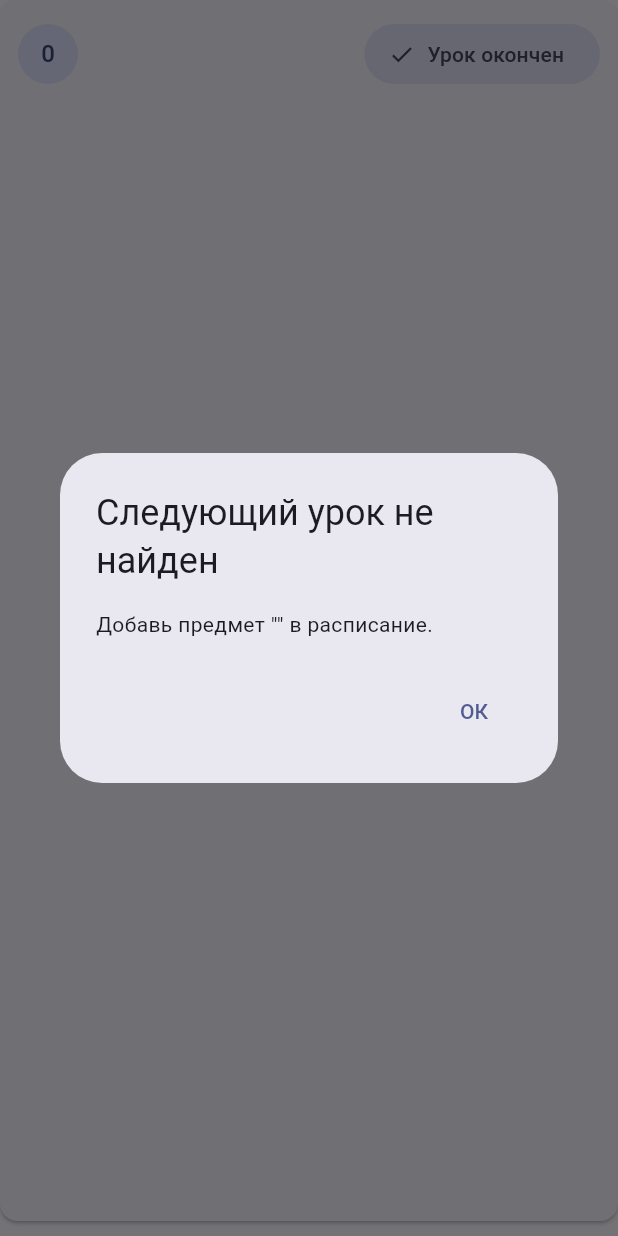
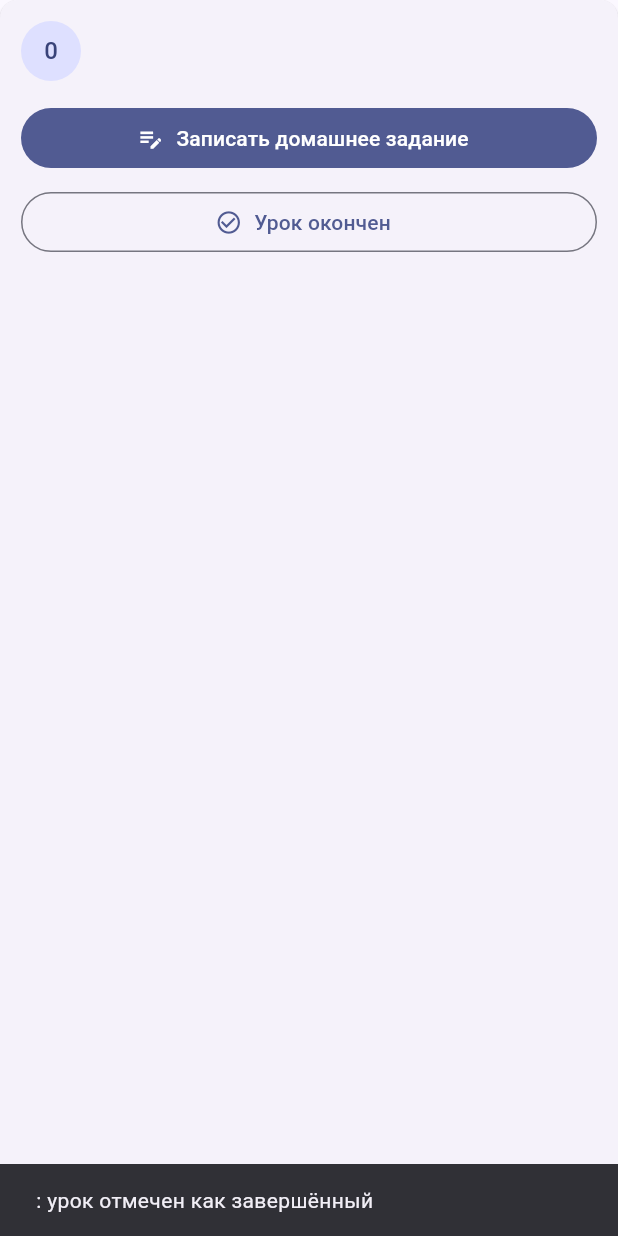
Before and after one commit to rishchev-cpu/-, a Flutter app: the LessonCard widget shown alone on an empty page, opened directly with empty values, after a tap on "Урок окончен", on a phone screen of 412 x 824 dp. Run offline on Flutter 3.47's test engine with Material 3 defaults, Android fonts, the phone set to English and light mode, and no system bars; our stand-ins replace flutter_local_notifications, sqflite, timezone; accounts and stored records are empty.

Commit message:
Update main.dart

```diff
--- a/lib/main.dart
+++ b/lib/main.dart
@@ -12,8 +12,10 @@ Future<void> main() async {
   WidgetsFlutterBinding.ensureInitialized();
   tz.initializeTimeZones();
 
-  const android = AndroidInitializationSettings('@mipmap/ic_launcher');
-  const initSettings = InitializationSettings(android: android);
+  const androidSettings =
+      AndroidInitializationSettings('@mipmap/ic_launcher');
+  const initSettings = InitializationSettings(android: androidSettings);
+
   await notifications.initialize(initSettings);
 
   await notifications
@@ -193,7 +195,6 @@ class AppDb {
         subject: subject.trim(),
       ).toMap()
         ..remove('id');
-
       await db.insert('lessons', data);
     } else {
       await db.update(
@@ -211,24 +212,21 @@ class AppDb {
   }) async {
     final lessons = await allLessons();
 
-    final days = lessons
+    final weekdays = lessons
         .where(
-          (e) =>
-              e.subject.trim().toLowerCase() ==
+          (lesson) =>
+              lesson.subject.trim().toLowerCase() ==
               subject.trim().toLowerCase(),
         )
-        .map((e) => e.weekday)
+        .map((lesson) => lesson.weekday)
         .toSet();
 
-    if (days.isEmpty) return null;
+    if (weekdays.isEmpty) return null;
 
     for (int offset = 1; offset <= 14; offset++) {
-      final candidate =
-          DateTime(from.year, from.month, from.day).add(Duration(days: offset));
-
-      if (days.contains(candidate.weekday)) {
-        return candidate;
-      }
+      final candidate = DateTime(from.year, from.month, from.day)
+          .add(Duration(days: offset));
+      if (weekdays.contains(candidate.weekday)) return candidate;
     }
 
     return null;
@@ -248,18 +246,21 @@ class AppDb {
       whereArgs: [_dateKey(date)],
       orderBy: 'subject',
     );
-
     return rows.map(Homework.fromMap).toList();
   }
 
-  Future<void> toggleHomework(Homework hw, bool done) async {
+  Future<void> toggleHomework(Homework homework, bool done) async {
     final db = await database;
     await db.update(
       'homework',
       {'done': done ? 1 : 0},
       where: 'id = ?',
-      whereArgs: [hw.id],
+      whereArgs: [homework.id],
     );
+
+    if (done && homework.id != null) {
+      await notifications.cancel(10000 + homework.id!);
+    }
   }
 
   static String _dateKey(DateTime date) =>
@@ -276,12 +277,10 @@ String weekdayName(int weekday) {
     6: 'Суббота',
     7: 'Воскресенье',
   };
-
   return names[weekday]!;
 }
 
-String prettyDate(DateTime date) =>
-    DateFormat('dd.MM.yyyy').format(date);
+String prettyDate(DateTime date) => DateFormat('dd.MM.yyyy').format(date);
 
 bool sameDay(DateTime a, DateTime b) =>
     a.year == b.year && a.month == b.month && a.day == b.day;
@@ -315,9 +314,7 @@ class _HomePageState extends State<HomePage> {
             icon: const Icon(Icons.calendar_month),
             onPressed: () async {
               await Navigator.of(context).push(
-                MaterialPageRoute(
-                  builder: (_) => const SchedulePage(),
-                ),
+                MaterialPageRoute(builder: (_) => const SchedulePage()),
               );
               refresh();
             },
@@ -329,9 +326,7 @@ class _HomePageState extends State<HomePage> {
           DateStrip(
             selected: date,
             onChanged: (newDate) {
-              setState(() {
-                selectedDate = newDate;
-              });
+              setState(() => selectedDate = newDate);
             },
           ),
           Expanded(
@@ -339,9 +334,7 @@ class _HomePageState extends State<HomePage> {
               future: AppDb.instance.lessonsForWeekday(date.weekday),
               builder: (context, lessonSnapshot) {
                 if (!lessonSnapshot.hasData) {
-                  return const Center(
-                    child: CircularProgressIndicator(),
-                  );
+                  return const Center(child: CircularProgressIndicator());
                 }
 
                 final lessons = lessonSnapshot.data!;
@@ -377,20 +370,22 @@ class _HomePageState extends State<HomePage> {
                           style: Theme.of(context).textTheme.titleLarge,
                         ),
                         const SizedBox(height: 12),
-                        ...lessons.map(
-                          (lesson) => LessonCard(
+                        ...lessons.map((lesson) {
+                          final subjectHomework = homework
+                              .where(
+                                (item) =>
+                                    item.subject.trim().toLowerCase() ==
+                                    lesson.subject.trim().toLowerCase(),
+                              )
+                              .toList();
+
+                          return LessonCard(
                             lesson: lesson,
                             date: date,
-                            homework: homework
-                                .where(
-                                  (h) =>
-                                      h.subject.trim().toLowerCase() ==
-                                      lesson.subject.trim().toLowerCase(),
-                                )
-                                .toList(),
+                            homework: subjectHomework,
                             onChanged: refresh,
-                          ),
-                        ),
+                          );
+                        }),
                       ],
                     );
                   },
@@ -418,7 +413,7 @@ class LessonCard extends StatelessWidget {
     required this.onChanged,
   });
 
-  Future<void> finishLesson(BuildContext context) async {
+  Future<void> addHomework(BuildContext context) async {
     final nextDate = await AppDb.instance.nextLessonDate(
       subject: lesson.subject,
       from: date,
@@ -432,7 +427,7 @@ class LessonCard extends StatelessWidget {
         builder: (context) => AlertDialog(
           title: const Text('Следующий урок не найден'),
           content: Text(
-            'Добавь предмет "${lesson.subject}" в расписание.',
+            'Добавь предмет "${lesson.subject}" в расписание на другой день.',
           ),
           actions: [
             TextButton(
@@ -456,16 +451,15 @@ class LessonCard extends StatelessWidget {
           crossAxisAlignment: CrossAxisAlignment.start,
           children: [
             Text(
-              'Следующий урок: '
-              '${weekdayName(nextDate.weekday)}, '
+              'Следующий урок: ${weekdayName(nextDate.weekday)}, '
               '${prettyDate(nextDate)}',
             ),
             const SizedBox(height: 12),
             TextField(
               controller: controller,
               autofocus: true,
-              minLines: 2,
-              maxLines: 5,
+              minLines: 3,
+              maxLines: 6,
               decoration: const InputDecoration(
                 border: OutlineInputBorder(),
                 labelText: 'Домашнее задание',
@@ -479,14 +473,15 @@ class LessonCard extends StatelessWidget {
             onPressed: () => Navigator.pop(context),
             child: const Text('Отмена'),
           ),
-          FilledButton(
+          FilledButton.icon(
             onPressed: () {
               final text = controller.text.trim();
               if (text.isNotEmpty) {
                 Navigator.pop(context, text);
               }
             },
-            child: const Text('Сохранить'),
+            icon: const Icon(Icons.save),
+            label: const Text('Сохранить'),
           ),
         ],
       ),
@@ -513,6 +508,26 @@ class LessonCard extends StatelessWidget {
     );
 
     onChanged();
+
+    if (context.mounted) {
+      ScaffoldMessenger.of(context).showSnackBar(
+        SnackBar(
+          content: Text(
+            'Домашнее задание сохранено на ${prettyDate(nextDate)}',
+          ),
+        ),
+      );
+    }
+  }
+
+  Future<void> finishLesson(BuildContext context) async {
+    ScaffoldMessenger.of(context).showSnackBar(
+      SnackBar(
+        content: Text(
+          '${lesson.subject}: урок отмечен как завершённый',
+        ),
+      ),
+    );
   }
 
   Future<void> scheduleReminder({
@@ -534,8 +549,7 @@ class LessonCard extends StatelessWidget {
       android: AndroidNotificationDetails(
         'homework_channel',
         'Домашние задания',
-        channelDescription:
-            'Напоминания о домашних заданиях',
+        channelDescription: 'Напоминания о домашних заданиях',
         importance: Importance.high,
         priority: Priority.high,
       ),
@@ -547,8 +561,7 @@ class LessonCard extends StatelessWidget {
       text,
       tz.TZDateTime.from(reminderDate, tz.local),
       details,
-      androidScheduleMode:
-          AndroidScheduleMode.inexactAllowWhileIdle,
+      androidScheduleMode: AndroidScheduleMode.inexactAllowWhileIdle,
     );
   }
 
@@ -557,55 +570,72 @@ class LessonCard extends StatelessWidget {
     final isToday = sameDay(date, DateTime.now());
 
     return Card(
-      margin: const EdgeInsets.only(bottom: 10),
+      margin: const EdgeInsets.only(bottom: 12),
       child: Padding(
-        padding: const EdgeInsets.all(12),
+        padding: const EdgeInsets.all(14),
         child: Column(
           crossAxisAlignment: CrossAxisAlignment.start,
           children: [
             Row(
               children: [
-                CircleAvatar(
-                  child: Text('${lesson.lessonNo}'),
-                ),
+                CircleAvatar(child: Text('${lesson.lessonNo}')),
                 const SizedBox(width: 12),
                 Expanded(
                   child: Text(
                     lesson.subject,
-                    style: Theme.of(context).textTheme.titleMedium,
+                    style: Theme.of(context).textTheme.titleMedium?.copyWith(
+                          fontWeight: FontWeight.bold,
+                        ),
                   ),
                 ),
-                if (isToday)
-                  FilledButton.tonalIcon(
-                    onPressed: () => finishLesson(context),
-                    icon: const Icon(Icons.check),
-                    label: const Text('Урок окончен'),
-                  ),
               ],
             ),
+            const SizedBox(height: 14),
+            SizedBox(
+              width: double.infinity,
+              child: FilledButton.icon(
+                onPressed: () => addHomework(context),
+                icon: const Icon(Icons.edit_note),
+                label: const Text('Записать домашнее задание'),
+              ),
+            ),
+            if (isToday) ...[
+              const SizedBox(height: 8),
+              SizedBox(
+                width: double.infinity,
+                child: OutlinedButton.icon(
+                  onPressed: () => finishLesson(context),
+                  icon: const Icon(Icons.check_circle_outline),
+                  label: const Text('Урок окончен'),
+                ),
+              ),
+            ],
             if (homework.isNotEmpty) ...[
-              const SizedBox(height: 8),
+              const SizedBox(height: 14),
               const Divider(),
+              const SizedBox(height: 4),
+              const Text(
+                'Домашнее задание:',
+                style: TextStyle(fontWeight: FontWeight.bold),
+              ),
+              const SizedBox(height: 4),
               ...homework.map(
-                (hw) => CheckboxListTile(
-                  value: hw.done == 1,
+                (item) => CheckboxListTile(
+                  value: item.done == 1,
                   contentPadding: EdgeInsets.zero,
-                  controlAffinity:
-                      ListTileControlAffinity.leading,
+                  controlAffinity: ListTileControlAffinity.leading,
                   title: Text(
-                    hw.text,
+                    item.text,
                     style: TextStyle(
-                      decoration: hw.done == 1
+                      decoration: item.done == 1
                           ? TextDecoration.lineThrough
                           : null,
                     ),
                   ),
-                  subtitle: const Text(
-                    'Домашнее задание к этому уроку',
-                  ),
+                  subtitle: const Text('К этому уроку'),
                   onChanged: (value) async {
                     await AppDb.instance.toggleHomework(
-                      hw,
+                      item,
                       value ?? false,
                     );
                     onChanged();
@@ -632,8 +662,9 @@ class DateStrip extends StatelessWidget {
 
   @override
   Widget build(BuildContext context) {
-    final monday =
-        selected.subtract(Duration(days: selected.weekday - 1));
+    final monday = selected.subtract(
+      Duration(days: selected.weekday - 1),
+    );
 
     return SizedBox(
       height: 88,
@@ -683,7 +714,6 @@ class SchedulePage extends StatefulWidget {
 
 class _SchedulePageState extends State<SchedulePage> {
   int weekday = DateTime.monday;
-
   static const lessonCount = 8;
 
   final controllers = List.generate(
@@ -698,24 +728,19 @@ class _SchedulePageState extends State<SchedulePage> {
   }
 
   Future<void> loadDay() async {
-    final lessons =
-        await AppDb.instance.lessonsForWeekday(weekday);
+    final lessons = await AppDb.instance.lessonsForWeekday(weekday);
 
     for (final controller in controllers) {
       controller.clear();
     }
 
     for (final lesson in lessons) {
-      if (lesson.lessonNo >= 1 &&
-          lesson.lessonNo <= lessonCount) {
-        controllers[lesson.lessonNo - 1].text =
-            lesson.subject;
+      if (lesson.lessonNo >= 1 && lesson.lessonNo <= lessonCount) {
+        controllers[lesson.lessonNo - 1].text = lesson.subject;
       }
     }
 
-    if (mounted) {
-      setState(() {});
-    }
+    if (mounted) setState(() {});
   }
 
   Future<void> saveDay() async {
@@ -730,9 +755,7 @@ class _SchedulePageState extends State<SchedulePage> {
     if (!mounted) return;
 
     ScaffoldMessenger.of(context).showSnackBar(
-      const SnackBar(
-        content: Text('Расписание сохранено'),
-      ),
+      const SnackBar(content: Text('Расписание сохранено')),
     );
   }
 
@@ -766,17 +789,12 @@ class _SchedulePageState extends State<SchedulePage> {
               children: [
                 for (int day = 1; day <= 7; day++)
                   Padding(
-                    padding:
-                        const EdgeInsets.symmetric(horizontal: 3),
+                    padding: const EdgeInsets.symmetric(horizontal: 3),
                     child: ChoiceChip(
                       selected: weekday == day,
-                      label: Text(
-                        weekdayName(day).substring(0, 2),
-                      ),
+                      label: Text(weekdayName(day).substring(0, 2)),
                       onSelected: (_) async {
-                        setState(() {
-                          weekday = day;
-                        });
+                        setState(() => weekday = day);
                         await loadDay();
                       },
                     ),
@@ -812,8 +830,7 @@ class _SchedulePageState extends State<SchedulePage> {
                 child: FilledButton.icon(
                   onPressed: saveDay,
                   icon: const Icon(Icons.save),
-                  label:
-                      const Text('Сохранить расписание'),
+                  label: const Text('Сохранить расписание'),
                 ),
               ),
             ),
```
